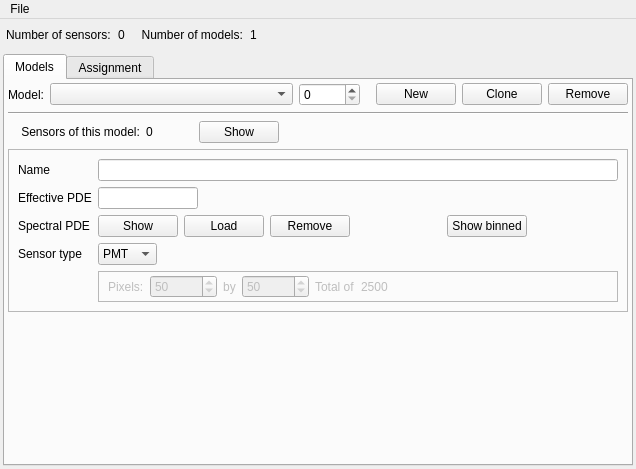
The window that ants3bundle/src/ants3/gui/photsim/asensorwindow.ui (andrmor/ANTS3bundle) describes before a commit, drawn with Qt 5.
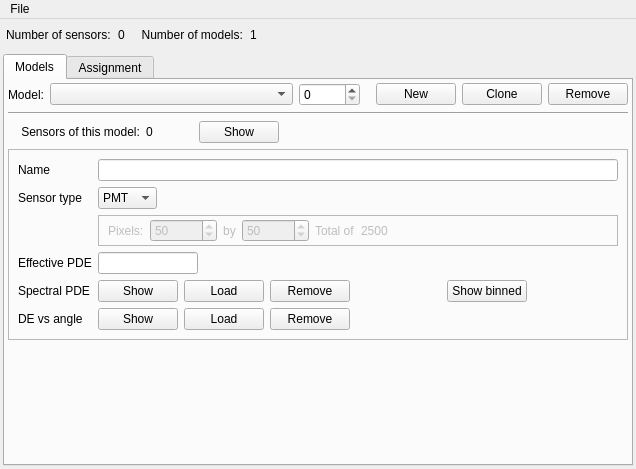
The same window after the commit.

The edit to the form file:
```diff
--- a/ants3bundle/src/ants3/gui/photsim/asensorwindow.ui
+++ b/ants3bundle/src/ants3/gui/photsim/asensorwindow.ui
@@ -295,105 +295,6 @@
            <item row="0" column="1">
             <widget class="QLineEdit" name="leModelName"/>
            </item>
-           <item row="1" column="0">
-            <widget class="QLabel" name="label_4">
-             <property name="text">
-              <string>Effective PDE</string>
-             </property>
-            </widget>
-           </item>
-           <item row="1" column="1">
-            <layout class="QHBoxLayout" name="horizontalLayout_4">
-             <item>
-              <widget class="QLineEdit" name="ledEffectivePDE">
-               <property name="maximumSize">
-                <size>
-                 <width>100</width>
-                 <height>16777215</height>
-                </size>
-               </property>
-              </widget>
-             </item>
-             <item>
-              <spacer name="horizontalSpacer_6">
-               <property name="orientation">
-                <enum>Qt::Horizontal</enum>
-               </property>
-               <property name="sizeHint" stdset="0">
-                <size>
-                 <width>40</width>
-                 <height>20</height>
-                </size>
-               </property>
-              </spacer>
-             </item>
-            </layout>
-           </item>
-           <item row="2" column="0">
-            <widget class="QLabel" name="label_5">
-             <property name="text">
-              <string>Spectral PDE</string>
-             </property>
-            </widget>
-           </item>
-           <item row="2" column="1">
-            <layout class="QHBoxLayout" name="horizontalLayout_3">
-             <item>
-              <widget class="QPushButton" name="pbShowPDE">
-               <property name="text">
-                <string>Show</string>
-               </property>
-              </widget>
-             </item>
-             <item>
-              <widget class="QPushButton" name="pbLoadPDE">
-               <property name="text">
-                <string>Load</string>
-               </property>
-              </widget>
-             </item>
-             <item>
-              <widget class="QPushButton" name="pbRemovePDE">
-               <property name="text">
-                <string>Remove</string>
-               </property>
-              </widget>
-             </item>
-             <item>
-              <spacer name="horizontalSpacer_4">
-               <property name="orientation">
-                <enum>Qt::Horizontal</enum>
-               </property>
-               <property name="sizeHint" stdset="0">
-                <size>
-                 <width>40</width>
-                 <height>20</height>
-                </size>
-               </property>
-              </spacer>
-             </item>
-             <item>
-              <widget class="QPushButton" name="pbShowBinnedPDE">
-               <property name="text">
-                <string>Show binned</string>
-               </property>
-              </widget>
-             </item>
-             <item>
-              <spacer name="horizontalSpacer_5">
-               <property name="orientation">
-                <enum>Qt::Horizontal</enum>
-               </property>
-               <property name="sizeHint" stdset="0">
-                <size>
-                 <width>40</width>
-                 <height>20</height>
-                </size>
-               </property>
-              </spacer>
-             </item>
-            </layout>
-           </item>
            <item row="3" column="0">
             <widget class="QLabel" name="label_6">
              <property name="text">
@@ -526,6 +427,162 @@
              </layout>
             </widget>
            </item>
+           <item row="5" column="1">
+            <layout class="QHBoxLayout" name="horizontalLayout_4">
+             <item>
+              <widget class="QLineEdit" name="ledEffectivePDE">
+               <property name="maximumSize">
+                <size>
+                 <width>100</width>
+                 <height>16777215</height>
+                </size>
+               </property>
+              </widget>
+             </item>
+             <item>
+              <spacer name="horizontalSpacer_6">
+               <property name="orientation">
+                <enum>Qt::Horizontal</enum>
+               </property>
+               <property name="sizeHint" stdset="0">
+                <size>
+                 <width>40</width>
+                 <height>20</height>
+                </size>
+               </property>
+              </spacer>
+             </item>
+            </layout>
+           </item>
+           <item row="5" column="0">
+            <widget class="QLabel" name="label_4">
+             <property name="text">
+              <string>Effective PDE</string>
+             </property>
+            </widget>
+           </item>
+           <item row="6" column="0">
+            <widget class="QLabel" name="label_5">
+             <property name="text">
+              <string>Spectral PDE</string>
+             </property>
+            </widget>
+           </item>
+           <item row="6" column="1">
+            <layout class="QHBoxLayout" name="horizontalLayout_3">
+             <item>
+              <widget class="QPushButton" name="pbShowPDE">
+               <property name="minimumSize">
+                <size>
+                 <width>0</width>
+                 <height>0</height>
+                </size>
+               </property>
+               <property name="text">
+                <string>Show</string>
+               </property>
+              </widget>
+             </item>
+             <item>
+              <widget class="QPushButton" name="pbLoadPDE">
+               <property name="text">
+                <string>Load</string>
+               </property>
+              </widget>
+             </item>
+             <item>
+              <widget class="QPushButton" name="pbRemovePDE">
+               <property name="text">
+                <string>Remove</string>
+               </property>
+              </widget>
+             </item>
+             <item>
+              <spacer name="horizontalSpacer_4">
+               <property name="orientation">
+                <enum>Qt::Horizontal</enum>
+               </property>
+               <property name="sizeHint" stdset="0">
+                <size>
+                 <width>40</width>
+                 <height>20</height>
+                </size>
+               </property>
+              </spacer>
+             </item>
+             <item>
+              <widget class="QPushButton" name="pbShowBinnedPDE">
+               <property name="text">
+                <string>Show binned</string>
+               </property>
+              </widget>
+             </item>
+             <item>
+              <spacer name="horizontalSpacer_5">
+               <property name="orientation">
+                <enum>Qt::Horizontal</enum>
+               </property>
+               <property name="sizeHint" stdset="0">
+                <size>
+                 <width>40</width>
+                 <height>20</height>
+                </size>
+               </property>
+              </spacer>
+             </item>
+            </layout>
+           </item>
+           <item row="7" column="0">
+            <widget class="QLabel" name="label_15">
+             <property name="text">
+              <string>DE vs angle</string>
+             </property>
+            </widget>
+           </item>
+           <item row="7" column="1">
+            <layout class="QHBoxLayout" name="horizontalLayout_9">
+             <item>
+              <widget class="QPushButton" name="pbShowAngular">
+               <property name="minimumSize">
+                <size>
+                 <width>0</width>
+                 <height>0</height>
+                </size>
+               </property>
+               <property name="text">
+                <string>Show</string>
+               </property>
+              </widget>
+             </item>
+             <item>
+              <widget class="QPushButton" name="pbLoadAngular">
+               <property name="text">
+                <string>Load</string>
+               </property>
+              </widget>
+             </item>
+             <item>
+              <widget class="QPushButton" name="pbRemoveAngular">
+               <property name="text">
+                <string>Remove</string>
+               </property>
+              </widget>
+             </item>
+             <item>
+              <spacer name="horizontalSpacer_12">
+               <property name="orientation">
+                <enum>Qt::Horizontal</enum>
+               </property>
+               <property name="sizeHint" stdset="0">
+                <size>
+                 <width>40</width>
+                 <height>20</height>
+                </size>
+               </property>
+              </spacer>
+             </item>
+            </layout>
+           </item>
           </layout>
          </widget>
         </item>
```
Left out of the diff: 2 changed lines with no effect on the pictures.
